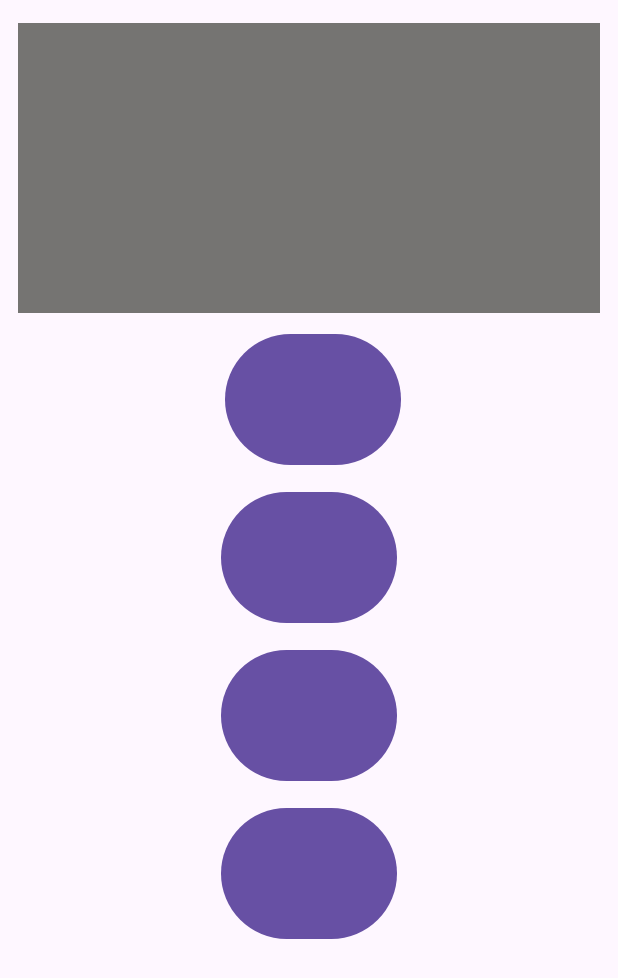
After one commit to Sadrinho27/Quizzoum, an Android app: the fragment FragmentQuiz placed in its activity, on a phone screen of 412 x 824 dp. The commit adds this screen. Shown: the top 978 px of the screen. Run offline under Robolectric (Android 15) with nearby library versions, the phone set to English and light mode, and no system bars.

Commit message:
Fragment quiz added

```diff
--- a/app/src/main/java/com/example/sadrinhotest/FragmentAccueil.java
+++ b/app/src/main/java/com/example/sadrinhotest/FragmentAccueil.java
@@ -5,7 +5,10 @@ import android.os.Bundle;
 import androidx.annotation.NonNull;
 import androidx.annotation.Nullable;
 import androidx.fragment.app.Fragment;
+import androidx.fragment.app.FragmentManager;
 
+import android.text.Editable;
+import android.text.TextWatcher;
 import android.util.Log;
 import android.view.LayoutInflater;
 import android.view.View;
@@ -22,45 +25,23 @@ public class FragmentAccueil extends Fragment {
 
     private FragmentAccueilBinding binding;
 
-    private static final String ARG_PARAM1 = "param1";
-    private static final String ARG_PARAM2 = "param2";
-
-    private String mParam1;
-    private String mParam2;
-
     public FragmentAccueil() {
         // Required empty public constructor
     }
 
-    /**
-     * Use this factory method to create a new instance of
-     * this fragment using the provided parameters.
-     *
-     * @param param1 Parameter 1.
-     * @param param2 Parameter 2.
-     * @return A new instance of fragment FragmentAccueil.
-     */
     public static FragmentAccueil newInstance(String param1, String param2) {
         FragmentAccueil fragment = new FragmentAccueil();
-        Bundle args = new Bundle();
-        args.putString(ARG_PARAM1, param1);
-        args.putString(ARG_PARAM2, param2);
-        fragment.setArguments(args);
         return fragment;
     }
 
     @Override
     public void onCreate(Bundle savedInstanceState) {
         super.onCreate(savedInstanceState);
-        if (getArguments() != null) {
-            mParam1 = getArguments().getString(ARG_PARAM1);
-            mParam2 = getArguments().getString(ARG_PARAM2);
-        }
+
     }
 
     @Override
     public View onCreateView(LayoutInflater inflater, ViewGroup container, Bundle savedInstanceState) {
-        // Utiliser le binding pour bien attacher le layout du fragment
         binding = FragmentAccueilBinding.inflate(inflater, container, false);
         return binding.getRoot();
     }
@@ -69,16 +50,36 @@ public class FragmentAccueil extends Fragment {
     public void onViewCreated(@NonNull View view, @Nullable Bundle savedInstanceState) {
         super.onViewCreated(view, savedInstanceState);
 
-        // Vérifie que binding est bien initialisé avant d'accéder aux vues
         if (binding != null) {
+            binding.button.setEnabled(false);
 
-            String inputValue  = String.valueOf(binding.inputName.getText());
+            binding.inputName.addTextChangedListener(new TextWatcher() {
+                @Override
+                public void beforeTextChanged(CharSequence charSequence, int i, int i1, int i2) {
+                }
+
+                @Override
+                public void onTextChanged(CharSequence charSequence, int i, int i1, int i2) {
+                    binding.button.setEnabled(!charSequence.toString().trim().isEmpty());
+                }
+
+                @Override
+                public void afterTextChanged(Editable editable) {
+                }
+            });
 
             binding.button.setOnClickListener(v -> {
                 Log.d("STATE", "Vous avez cliqué sur le bouton");
-                Log.d("STATE", String.valueOf(binding.inputName.getText()));
 
-                binding.textResult.setText(String.valueOf(binding.inputName.getText()));
+                String inputText = binding.inputName.getText().toString();
+                Log.d("STATE", inputText);
+
+                FragmentQuiz fragmentQuiz = new FragmentQuiz();
+                FragmentManager fragmentManager = requireActivity().getSupportFragmentManager();
+                fragmentManager.beginTransaction()
+                        .replace(R.id.conteneur, fragmentQuiz)
+                        .addToBackStack(null)
+                        .commit();
             });
         }
     }
@@ -86,7 +87,7 @@ public class FragmentAccueil extends Fragment {
     @Override
     public void onDestroyView() {
         super.onDestroyView();
-        binding = null; // Nettoyer le binding pour éviter les memory leaks
+        binding = null;
     }
 
 }
--- /dev/null
+++ b/app/src/main/java/com/example/sadrinhotest/FragmentQuiz.java
@@ -0,0 +1,34 @@
+package com.example.sadrinhotest;
+
+import android.os.Bundle;
+
+import androidx.fragment.app.Fragment;
+
+import android.view.LayoutInflater;
+import android.view.View;
+import android.view.ViewGroup;
+
+/**
+ * A simple {@link Fragment} subclass.
+ * Use the {@link FragmentQuiz#newInstance} factory method to
+ * create an instance of this fragment.
+ */
+public class FragmentQuiz extends Fragment {
+    public static FragmentQuiz newInstance(String param1, String param2) {
+        FragmentQuiz fragment = new FragmentQuiz();
+        return fragment;
+    }
+
+    @Override
+    public void onCreate(Bundle savedInstanceState) {
+        super.onCreate(savedInstanceState);
+
+    }
+
+    @Override
+    public View onCreateView(LayoutInflater inflater, ViewGroup container,
+                             Bundle savedInstanceState) {
+        // Inflate the layout for this fragment
+        return inflater.inflate(R.layout.fragment_quiz, container, false);
+    }
+}
--- a/app/src/main/java/com/example/sadrinhotest/MainActivity.java
+++ b/app/src/main/java/com/example/sadrinhotest/MainActivity.java
@@ -14,20 +14,18 @@ import com.example.sadrinhotest.databinding.ActivityMainBinding;
 
 public class MainActivity extends AppCompatActivity {
 
-    private ActivityMainBinding binding; // Déclare le binding en tant que variable d'instance
+    private ActivityMainBinding binding;
 
     @Override
     protected void onCreate(Bundle savedInstanceState) {
         super.onCreate(savedInstanceState);
 
-        // Initialisation correcte du binding
         binding = ActivityMainBinding.inflate(getLayoutInflater());
         setContentView(binding.getRoot());
 
-        // Ajout du fragment uniquement si ce n'est pas déjà fait
         if (savedInstanceState == null) {
             getSupportFragmentManager().beginTransaction()
-                    .replace(R.id.fragment_accueil, new FragmentAccueil()) // Remplace correctement le FrameLayout
+                    .replace(R.id.conteneur, new FragmentAccueil())
                     .commit();
         }
     }
--- a/app/src/main/res/layout/activity_main.xml
+++ b/app/src/main/res/layout/activity_main.xml
@@ -9,7 +9,7 @@
     tools:context=".MainActivity">
 
     <FrameLayout
-        android:id="@+id/fragment_accueil"
+        android:id="@+id/conteneur"
         android:layout_width="match_parent"
         android:layout_height="match_parent" />
 
--- /dev/null
+++ b/app/src/main/res/layout/fragment_quiz.xml
@@ -0,0 +1,106 @@
+<?xml version="1.0" encoding="utf-8"?>
+<androidx.constraintlayout.widget.ConstraintLayout
+    xmlns:android="http://schemas.android.com/apk/res/android"
+    xmlns:app="http://schemas.android.com/apk/res-auto"
+    xmlns:tools="http://schemas.android.com/tools"
+    android:layout_width="match_parent"
+    android:layout_height="match_parent"
+    tools:context=".FragmentQuiz">
+
+
+    <TextView
+        android:id="@+id/question"
+        android:layout_width="388dp"
+        android:layout_height="193dp"
+        android:layout_marginStart="15dp"
+        android:layout_marginTop="15dp"
+        android:layout_marginEnd="15dp"
+        android:background="#757472"
+        android:gravity="center"
+        tools:text="Question de Titouan ?"
+        android:textColor="#FDFDFD"
+        android:textStyle="bold"
+        app:layout_constraintEnd_toEndOf="parent"
+        app:layout_constraintStart_toStartOf="parent"
+        app:layout_constraintTop_toTopOf="parent" />
+
+    <Button
+        android:id="@+id/answerBtn0"
+        android:layout_width="117dp"
+        android:layout_height="95dp"
+        android:layout_marginStart="150dp"
+        android:layout_marginTop="10dp"
+        android:layout_marginEnd="50dp"
+        tools:text="Réponse 1"
+        app:layout_constraintEnd_toEndOf="parent"
+        app:layout_constraintHorizontal_bias="0.0"
+        app:layout_constraintStart_toStartOf="parent"
+        app:layout_constraintTop_toBottomOf="@+id/question" />
+
+    <Button
+        android:id="@+id/answerBtn1"
+        android:layout_width="117dp"
+        android:layout_height="95dp"
+        android:layout_marginStart="50dp"
+        android:layout_marginTop="10dp"
+        android:layout_marginEnd="50dp"
+        tools:text="Réponse 2"
+        app:layout_constraintEnd_toEndOf="parent"
+        app:layout_constraintStart_toStartOf="parent"
+        app:layout_constraintTop_toBottomOf="@+id/answerBtn0" />
+
+    <Button
+        android:id="@+id/answerBtn2"
+        android:layout_width="117dp"
+        android:layout_height="95dp"
+        android:layout_marginStart="50dp"
+        android:layout_marginTop="10dp"
+        android:layout_marginEnd="50dp"
+        tools:text="Réponse 3"
+        app:layout_constraintEnd_toEndOf="parent"
+        app:layout_constraintStart_toStartOf="parent"
+        app:layout_constraintTop_toBottomOf="@+id/answerBtn1" />
+
+    <Button
+        android:id="@+id/answerBtn3"
+        android:layout_width="117dp"
+        android:layout_height="95dp"
+        android:layout_marginStart="50dp"
+        android:layout_marginTop="10dp"
+        android:layout_marginEnd="50dp"
+        tools:text="Réponse 4"
+        app:layout_constraintEnd_toEndOf="parent"
+        app:layout_constraintStart_toStartOf="parent"
+        app:layout_constraintTop_toBottomOf="@+id/answerBtn2" />
+
+    <LinearLayout
+        android:layout_width="200dp"
+        android:layout_height="40dp"
+        android:layout_marginStart="50dp"
+        android:layout_marginTop="10dp"
+        android:layout_marginEnd="50dp"
+        android:layout_marginBottom="10dp"
+        android:orientation="horizontal"
+        android:visibility="invisible"
+        tools:visibility="visible"
+        app:layout_constraintBottom_toBottomOf="parent"
+        app:layout_constraintEnd_toEndOf="parent"
+        app:layout_constraintStart_toStartOf="parent"
+        app:layout_constraintTop_toBottomOf="@+id/answerBtn3">
+
+        <TextView
+            android:id="@+id/resultText"
+            android:layout_width="wrap_content"
+            android:layout_height="wrap_content"
+            android:layout_marginEnd="16dp"
+            android:text="Bonne réponse !" />
+
+        <Button
+            android:id="@+id/nextBtn"
+            android:layout_width="77dp"
+            android:layout_height="match_parent"
+            android:enabled="false"
+            android:text="Suivant"
+            android:textSize="8sp" />
+    </LinearLayout>
+</androidx.constraintlayout.widget.ConstraintLayout>
```
